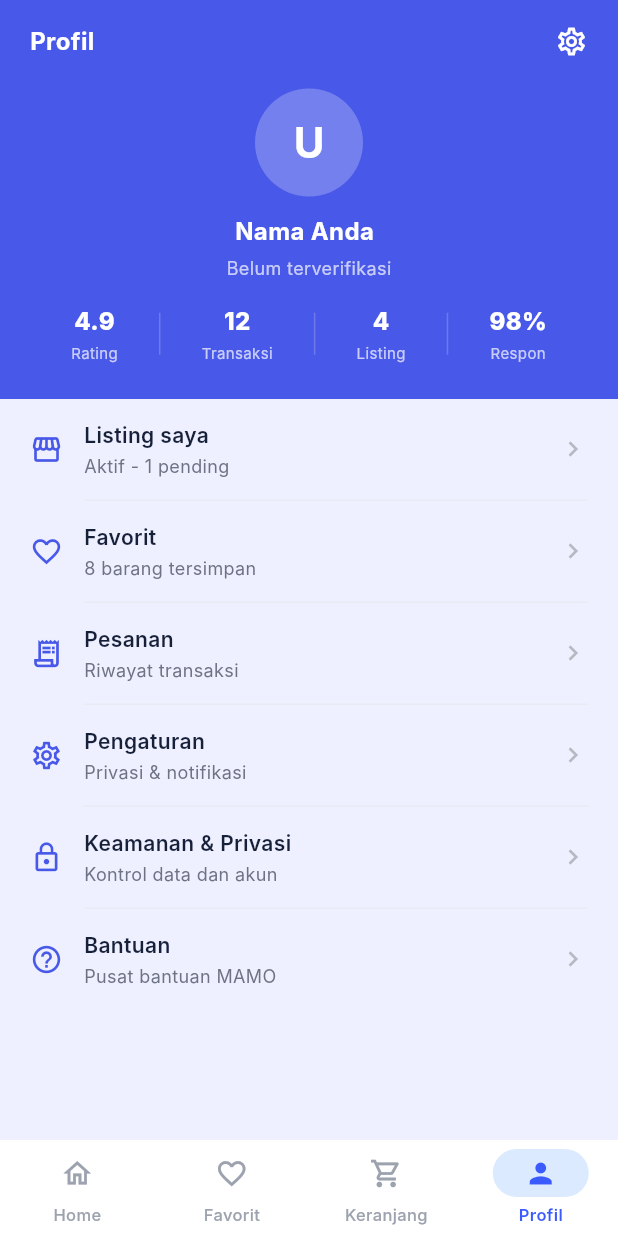
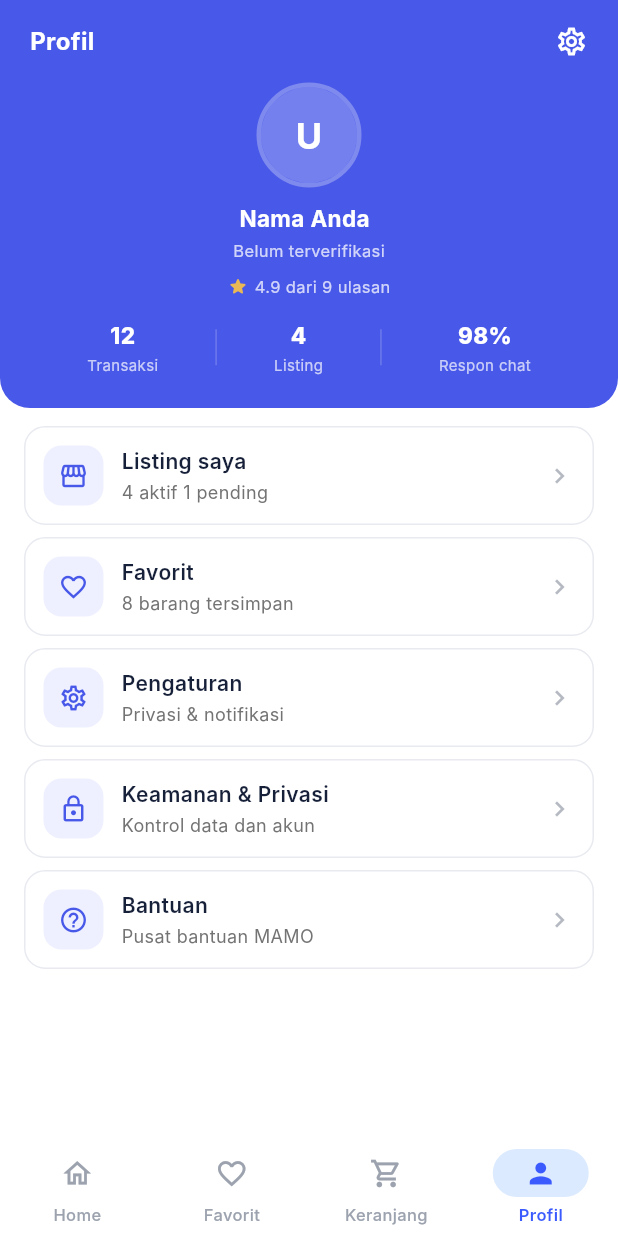
Before and after one commit to andikifijir-eng/mamo-marketplace, a Flutter app: the ProfileScreen screen opened by its route, on a phone screen of 412 x 824 dp. Run offline on Flutter 3.47's test engine with Material 3 defaults, Android fonts, the phone set to English and light mode, and no system bars; our stand-ins replace cached_network_image, dio, flutter_riverpod, go_router, image_picker, shared_preferences; accounts and stored records are empty; network calls fail; Roboto replaces fonts that are missing (Inter).

Commit message:
fix(profile): FINAL v2 match desain image_323091 — rounded cards
- Menu items = individual rounded cards (white bg, border #E8EAF0, radius 14)
  dengan gap 8px — BUKAN flat list di bg #EEF0FF
- Icon di dalam rounded box #EEF0FF (40x40, radius 12) — BUKAN bare icon
- Header: avatar border putih 3px, 'Akun terverifikasi'
- Rating: '4.9 dari 9 ulasan' + bintang kuning
- Stats: 12 Transaksi | 4 Listing | 98% Respon chat (3 kolom, bukan 4)
- Hapus menu Pesanan (tidak ada di desain)
- Subtitle: '4 aktif 1 pending' (tanpa dash)
- Chevron kanan di tiap card

```diff
--- a/app/lib/screens/profile_screen.dart
+++ b/app/lib/screens/profile_screen.dart
@@ -4,24 +4,24 @@ import 'package:go_router/go_router.dart';
 
 import '../state/providers.dart';
 
-/// Profile screen — FINAL sesuai desain Figma image_3482e2.png (phone kanan).
+/// Profile screen — FINAL sesuai desain Figma image_323091.png.
 ///
-/// Layout (top → bottom):
-/// 1. Header solid #4858E8, NO rounded bottom (hard edge ke #EEF0FF)
-///    - Row: "Profil" (kiri) + gear icon (kanan)
-///    - CircleAvatar 72px, bg white24
-///    - Nama + badge verifikasi (bintang kuning #EAB854 jika approved)
-///    - "Belum terverifikasi" / status verifikasi (white70, 12px)
-///    - Stats: 4.9 | 12 | 4 | 98% dengan label Rating/Transaksi/Listing/Respon
-///      Divider vertikal white20 1px×28
-/// 2. Menu bg #EEF0FF, separator #E9EBF3 (1px, margin horizontal 56px)
-///    - Listing saya → "Aktif - 1 pending"
+/// Layout:
+/// 1. Header solid #4858E8 (rounded bottom ~20)
+///    - Avatar 64px (border putih 3px)
+///    - Nama + badge bintang kuning
+///    - "Akun terverifikasi" / status
+///    - "4.9 dari 9 ulasan" + bintang
+///    - Stats: 12 Transaksi | 4 Listing | 98% Respon chat
+/// 2. Menu = individual rounded cards (white bg, border #E8EAF0, radius 14)
+///    Icon di dalam rounded box #EEF0FF (40x40, radius 12)
+///    Title bold + subtitle abu + ">" chevron kanan
+///    Gap 8px antar card
+///    - Listing saya → "4 aktif 1 pending"
 ///    - Favorit → "8 barang tersimpan"
-///    - Pesanan → "Riwayat transaksi"
 ///    - Pengaturan → "Privasi & notifikasi"
 ///    - Keamanan & Privasi → "Kontrol data dan akun"
 ///    - Bantuan → "Pusat bantuan MAMO"
-///    (TIDAK ada tombol Keluar di profile — ada di Settings)
 class ProfileScreen extends ConsumerWidget {
   const ProfileScreen({super.key});
 
@@ -32,23 +32,29 @@ class ProfileScreen extends ConsumerWidget {
     final verif = ref.watch(verificationStatusProvider);
 
     return Scaffold(
-      backgroundColor: const Color(0xFFEEF0FF),
+      backgroundColor: Colors.white,
       body: SafeArea(
         top: false,
         child: SingleChildScrollView(
           child: Column(
             children: [
-              // ── Blue header (solid, hard edge) ────────────────────
+              // ── Blue header ───────────────────────────────────────
               Container(
                 width: double.infinity,
-                color: const Color(0xFF4858E8),
+                decoration: const BoxDecoration(
+                  color: Color(0xFF4858E8),
+                  borderRadius: BorderRadius.only(
+                    bottomLeft: Radius.circular(20),
+                    bottomRight: Radius.circular(20),
+                  ),
+                ),
                 padding: EdgeInsets.only(
                   top: MediaQuery.of(context).padding.top + 16,
-                  left: 20, right: 20, bottom: 24,
+                  left: 20, right: 20, bottom: 22,
                 ),
                 child: Column(
                   children: [
-                    // Top bar: "Profil" + settings gear
+                    // Top bar
                     Row(
                       mainAxisAlignment: MainAxisAlignment.spaceBetween,
                       children: [
@@ -63,10 +69,16 @@ class ProfileScreen extends ConsumerWidget {
                         ),
                       ],
                     ),
-                    const SizedBox(height: 20),
-                    // Avatar
-                    CircleAvatar(
-                      radius: 36,
+                    const SizedBox(height: 16),
+                    // Avatar with white border
+                    Container(
+                      decoration: BoxDecoration(
+                        shape: BoxShape.circle,
+                        border: Border.all(
+                            color: Colors.white.withValues(alpha: 0.3), width: 3),
+                      ),
+                      child: CircleAvatar(
+                        radius: 32,
                         backgroundColor: Colors.white24,
                         backgroundImage: (user?.profile?.avatar != null &&
                                 user!.profile!.avatar!.isNotEmpty)
@@ -78,18 +90,19 @@ class ProfileScreen extends ConsumerWidget {
                                 (user?.displayName ?? 'U')
                                     .characters.first.toUpperCase(),
                                 style: const TextStyle(
-                                color: Colors.white, fontSize: 28,
+                                  color: Colors.white, fontSize: 24,
                                   fontWeight: FontWeight.w700))
                             : null,
                       ),
-                    const SizedBox(height: 12),
+                    ),
+                    const SizedBox(height: 10),
                     // Name + verification badge
                     Row(
                       mainAxisAlignment: MainAxisAlignment.center,
                       children: [
                         Text(user?.displayName ?? 'Nama Anda',
                             style: const TextStyle(
-                              fontSize: 16, fontWeight: FontWeight.w700,
+                              fontSize: 15, fontWeight: FontWeight.w700,
                               color: Colors.white)),
                         const SizedBox(width: 6),
                         verif.maybeWhen(
@@ -97,7 +110,7 @@ class ProfileScreen extends ConsumerWidget {
                             final s = d['status'] as String? ?? 'none';
                             if (s == 'approved') {
                               return const Icon(Icons.verified,
-                                  size: 16, color: Color(0xFFEAB854));
+                                  size: 15, color: Color(0xFFEAB854));
                             }
                             return const SizedBox.shrink();
                           },
@@ -105,90 +118,100 @@ class ProfileScreen extends ConsumerWidget {
                         ),
                       ],
                     ),
-                    const SizedBox(height: 4),
+                    const SizedBox(height: 3),
                     // Verification status text
                     verif.maybeWhen(
                       data: (d) {
                         final s = d['status'] as String? ?? 'none';
                         final label = switch (s) {
-                          'approved' => 'Mahasiswa terverifikasi',
+                          'approved' => 'Akun terverifikasi',
                           'pending' => 'Verifikasi sedang diproses',
                           'rejected' => 'Verifikasi ditolak',
                           _ => 'Belum terverifikasi',
                         };
                         return Text(label,
                             style: TextStyle(
-                              fontSize: 12,
-                              color: Colors.white.withValues(alpha: 0.7)));
+                              fontSize: 11,
+                              color: Colors.white.withValues(alpha: 0.75)));
                       },
                       orElse: () => Text('Belum terverifikasi',
                           style: TextStyle(
-                            fontSize: 12,
-                            color: Colors.white.withValues(alpha: 0.7))),
+                            fontSize: 11,
+                            color: Colors.white.withValues(alpha: 0.75))),
                     ),
-                    const SizedBox(height: 16),
-                    // Stats: Rating | Transaksi | Listing | Respon
+                    const SizedBox(height: 8),
+                    // Rating stars + "4.9 dari 9 ulasan"
+                    Row(
+                      mainAxisAlignment: MainAxisAlignment.center,
+                      children: [
+                        const Icon(Icons.star_rounded,
+                            size: 14, color: Color(0xFFEAB854)),
+                        const SizedBox(width: 4),
+                        Text('4.9 dari 9 ulasan',
+                            style: TextStyle(
+                              fontSize: 11,
+                              color: Colors.white.withValues(alpha: 0.75))),
+                      ],
+                    ),
+                    const SizedBox(height: 14),
+                    // Stats row
                     Row(
                       mainAxisAlignment: MainAxisAlignment.spaceEvenly,
                       children: [
-                        _stat('4.9', 'Rating'),
-                        _divider(),
                         _stat('12', 'Transaksi'),
                         _divider(),
                         _stat('4', 'Listing'),
                         _divider(),
-                        _stat('98%', 'Respon'),
+                        _stat('98%', 'Respon chat'),
                       ],
                     ),
                   ],
                 ),
               ),
 
-              // ── Menu list (bg #EEF0FF) ─────────────────────────────
-              Column(
+              const SizedBox(height: 12),
+
+              // ── Menu cards ─────────────────────────────────────────
+              Padding(
+                padding: const EdgeInsets.symmetric(horizontal: 16),
+                child: Column(
                   children: [
-                  _menuRow(
+                    _menuCard(
                       icon: Icons.storefront_outlined,
                       title: 'Listing saya',
-                    subtitle: 'Aktif - 1 pending',
+                      subtitle: '4 aktif 1 pending',
                       onTap: () => context.push('/seller/products'),
                     ),
-                  _separator(),
-                  _menuRow(
+                    const SizedBox(height: 8),
+                    _menuCard(
                       icon: Icons.favorite_border,
                       title: 'Favorit',
                       subtitle: '8 barang tersimpan',
                       onTap: () => context.go('/favorites'),
                     ),
-                  _separator(),
-                  _menuRow(
-                    icon: Icons.receipt_long_outlined,
-                    title: 'Pesanan',
-                    subtitle: 'Riwayat transaksi',
-                    onTap: () => context.push('/orders'),
-                  ),
-                  _separator(),
-                  _menuRow(
+                    const SizedBox(height: 8),
+                    _menuCard(
                       icon: Icons.settings_outlined,
                       title: 'Pengaturan',
                       subtitle: 'Privasi & notifikasi',
                       onTap: () => context.push('/settings'),
                     ),
-                  _separator(),
-                  _menuRow(
+                    const SizedBox(height: 8),
+                    _menuCard(
                       icon: Icons.lock_outline,
                       title: 'Keamanan & Privasi',
                       subtitle: 'Kontrol data dan akun',
                       onTap: () => context.push('/settings'),
                     ),
-                  _separator(),
-                  _menuRow(
+                    const SizedBox(height: 8),
+                    _menuCard(
                       icon: Icons.help_outline,
                       title: 'Bantuan',
                       subtitle: 'Pusat bantuan MAMO',
                       onTap: () {},
                     ),
                   ],
+                ),
               ),
             ],
           ),
@@ -202,7 +225,7 @@ class ProfileScreen extends ConsumerWidget {
       children: [
         Text(value,
             style: const TextStyle(
-              fontSize: 16, fontWeight: FontWeight.w800,
+              fontSize: 15, fontWeight: FontWeight.w800,
               color: Colors.white)),
         const SizedBox(height: 2),
         Text(label,
@@ -215,27 +238,40 @@ class ProfileScreen extends ConsumerWidget {
 
   Widget _divider() {
     return Container(
-      width: 1, height: 28,
+      width: 1, height: 24,
       color: Colors.white.withValues(alpha: 0.2),
     );
   }
 
-  Widget _menuRow({
+  Widget _menuCard({
     required IconData icon,
     required String title,
     required String subtitle,
     required VoidCallback onTap,
   }) {
-    return Material(
-      color: const Color(0xFFEEF0FF),
-      child: InkWell(
+    return GestureDetector(
       onTap: onTap,
-        child: Padding(
-          padding: const EdgeInsets.symmetric(horizontal: 20, vertical: 14),
+      child: Container(
+        width: double.infinity,
+        padding: const EdgeInsets.symmetric(horizontal: 12, vertical: 12),
+        decoration: BoxDecoration(
+          color: Colors.white,
+          borderRadius: BorderRadius.circular(14),
+          border: Border.all(color: const Color(0xFFE8EAF0)),
+        ),
         child: Row(
           children: [
-              Icon(icon, size: 22, color: const Color(0xFF4858E8)),
-              const SizedBox(width: 14),
+            // Icon box
+            Container(
+              width: 40, height: 40,
+              decoration: BoxDecoration(
+                color: const Color(0xFFEEF0FF),
+                borderRadius: BorderRadius.circular(12),
+              ),
+              child: Icon(icon, size: 20, color: const Color(0xFF4858E8)),
+            ),
+            const SizedBox(width: 12),
+            // Title + subtitle
             Expanded(
               child: Column(
                 crossAxisAlignment: CrossAxisAlignment.start,
@@ -247,24 +283,16 @@ class ProfileScreen extends ConsumerWidget {
                   const SizedBox(height: 2),
                   Text(subtitle,
                       style: const TextStyle(
-                          fontSize: 12, color: Color(0xFF6E7383))),
+                        fontSize: 12, color: Color(0xFF737373))),
                 ],
               ),
             ),
+            // Chevron
             const Icon(Icons.chevron_right,
-                  size: 20, color: Color(0xFFB6B9C2)),
+                size: 20, color: Color(0xFFB5B9C1)),
           ],
-          ),
         ),
       ),
     );
   }
-
-  Widget _separator() {
-    return Container(
-      height: 1,
-      margin: const EdgeInsets.only(left: 56, right: 20),
-      color: const Color(0xFFE9EBF3),
-    );
 }
-}
```
Lines whose indentation alone changed are shown as unchanged.
